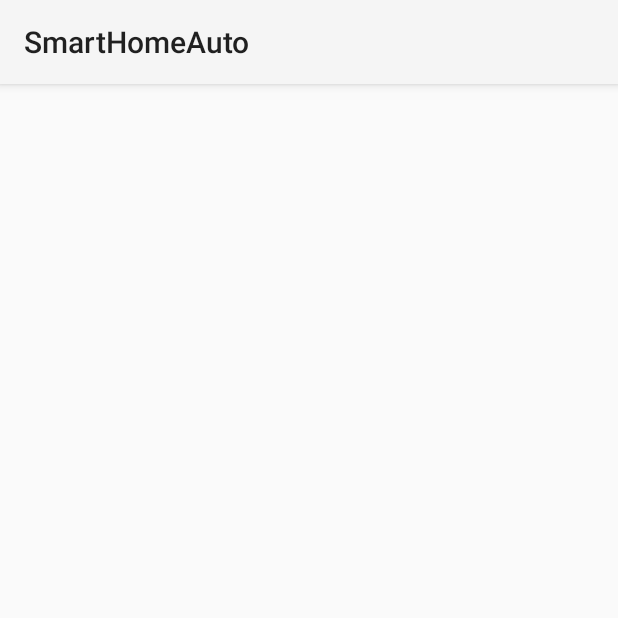
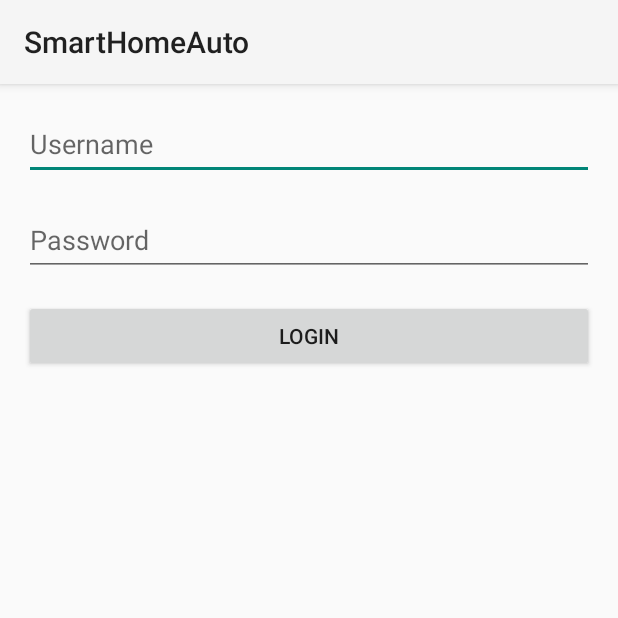
Before and after one commit to IvoPinela/ESP32-SmartHomeAuto, an Android app: the screen it shows after launch (MainActivity before the commit, LoginActivity after it), on a phone screen of 412 x 824 dp, the top half of it. Run offline under Robolectric (Android 15) with nearby library versions, the phone set to English and light mode, and no system bars; our stand-ins replace Room's generated code; libraries missing offline, so code that uses them is left out: org.mindrot.jbcrypt.

Commit message:
Insert a loggin method
Use of Hash 256  in login and make a database with user and devices

```diff
--- a/SmartHomeAuto/automotive/build.gradle.kts
+++ b/SmartHomeAuto/automotive/build.gradle.kts
@@ -49,4 +49,8 @@ dependencies {
     implementation (libs.org.eclipse.paho.client.mqttv3.v125)
     implementation (libs.org.eclipse.paho.android.service)
     annotationProcessor(libs.androidx.room.compiler)
+    implementation ("org.mindrot:jbcrypt:0.4")
+    implementation ("com.google.android.material:material:1.12.0")
+
+
 }
--- a/SmartHomeAuto/automotive/src/main/AndroidManifest.xml
+++ b/SmartHomeAuto/automotive/src/main/AndroidManifest.xml
@@ -8,6 +8,7 @@
         android:required="true" />
 
     <application
+        android:name=".MyApplication"
         android:allowBackup="true"
         android:appCategory="audio"
         android:icon="@mipmap/ic_launcher"
@@ -17,7 +18,7 @@
         android:theme="@style/Theme.AppCompat.Light">
 
 
-        <activity android:name=".MainActivity"
+        <activity android:name=".LoginActivity"
             android:exported="true">
             <intent-filter>
                 <action android:name="android.intent.action.MAIN" />
@@ -26,6 +27,9 @@
         </activity>
         <activity android:name=".LightsControlActivity" />
         <activity android:name=".GateControlActivity" />
+        <activity android:name=".UserActivity" />
+        <activity android:name=".AdminActivity" />
+
     </application>
 
 </manifest>
--- a/SmartHomeAuto/automotive/src/main/java/com/example/smarthomeauto/AppDatabase.java
+++ b/SmartHomeAuto/automotive/src/main/java/com/example/smarthomeauto/AppDatabase.java
@@ -5,10 +5,9 @@ import androidx.room.Room;
 import androidx.room.RoomDatabase;
 import android.content.Context;
 
-@Database(entities = {User.class, UserDevice.class, Device.class}, version = 1)
+@Database(entities = {User.class, Device.class}, version = 1)
 public abstract class AppDatabase extends RoomDatabase {
     public abstract UserDao userDao();
-    public abstract UserDeviceDao userDeviceDao();
     public abstract DeviceDao deviceDao();
 
     private static volatile AppDatabase INSTANCE;
--- /dev/null
+++ b/SmartHomeAuto/automotive/src/main/java/com/example/smarthomeauto/AppInitializer.java
@@ -0,0 +1,40 @@
+package com.example.smarthomeauto;
+
+import android.content.Context;
+import androidx.annotation.NonNull;
+import androidx.room.Room;
+import androidx.room.RoomDatabase;
+
+import org.mindrot.jbcrypt.BCrypt;
+
+import java.util.concurrent.Executors;
+
+public class AppInitializer {
+
+    public static void initializeDatabase(final Context context) {
+        final AppDatabase db = AppDatabase.getDatabase(context);
+
+        Executors.newSingleThreadExecutor().execute(new Runnable() {
+            @Override
+            public void run() {
+                UserDao userDao = db.userDao();
+
+                if (userDao.countUsersByUsername("admin") == 0) {
+                    User admin = new User();
+                    admin.username = "admin";
+                    admin.password = HashUtils.hashPassword("admin");
+                    admin.role = "admin";
+                    userDao.insert(admin);
+                }
+
+                if (userDao.countUsersByUsername("user") == 0) {
+                    User user = new User();
+                    user.username = "user";
+                    user.password = HashUtils.hashPassword("user");
+                    user.role = "user";
+                    userDao.insert(user);
+                }
+            }
+        });
+    }
+}
--- /dev/null
+++ b/SmartHomeAuto/automotive/src/main/java/com/example/smarthomeauto/HashUtils.java
@@ -0,0 +1,26 @@
+package com.example.smarthomeauto;
+
+import java.security.MessageDigest;
+import java.security.NoSuchAlgorithmException;
+
+public class HashUtils {
+
+    public static String hashPassword(String password) {
+        try {
+            MessageDigest digest = MessageDigest.getInstance("SHA-256");
+            byte[] hashedBytes = digest.digest(password.getBytes());
+            StringBuilder sb = new StringBuilder();
+            for (byte b : hashedBytes) {
+                sb.append(String.format("%02x", b));
+            }
+            return sb.toString();
+        } catch (NoSuchAlgorithmException e) {
+            throw new RuntimeException(e);
+        }
+    }
+
+    public static boolean checkPassword(String password, String storedHash) {
+        String hashedPassword = hashPassword(password);
+        return hashedPassword.equals(storedHash);
+    }
+}
--- /dev/null
+++ b/SmartHomeAuto/automotive/src/main/java/com/example/smarthomeauto/LoginActivity.java
@@ -0,0 +1,79 @@
+package com.example.smarthomeauto;
+
+import android.content.Intent;
+import android.os.Bundle;
+import android.util.Log;
+import android.view.View;
+import android.widget.Button;
+import android.widget.EditText;
+import androidx.appcompat.app.AppCompatActivity;
+
+import com.google.android.material.snackbar.Snackbar;
+
+import java.util.concurrent.ExecutorService;
+import java.util.concurrent.Executors;
+
+public class LoginActivity extends AppCompatActivity {
+
+    private AppDatabase db;
+    private ExecutorService executorService;
+
+    @Override
+    protected void onCreate(Bundle savedInstanceState) {
+        super.onCreate(savedInstanceState);
+        setContentView(R.layout.activity_login);
+
+        final EditText editTextUsername = findViewById(R.id.editTextUsername);
+        final EditText editTextPassword = findViewById(R.id.editTextPassword);
+        Button buttonLogin = findViewById(R.id.buttonLogin);
+
+        db = AppDatabase.getDatabase(this);
+        executorService = Executors.newSingleThreadExecutor();
+
+        buttonLogin.setOnClickListener(new View.OnClickListener() {
+            @Override
+            public void onClick(View v) {
+                final String username = editTextUsername.getText().toString();
+                final String password = editTextPassword.getText().toString();
+
+                executorService.execute(new Runnable() {
+                    @Override
+                    public void run() {
+
+                        User user = db.userDao().getUserByCredentials(username,HashUtils.hashPassword(password));
+
+                        if (user != null) {
+                            Log.d("login", "User found: " + user.username);
+                            Log.d("login", "User role: " + user.role);
+
+
+                                Log.d("login", "Password match successful");
+                                Intent intent;
+                                if ("admin".equals(user.role)) {
+                                    intent = new Intent(LoginActivity.this, AdminActivity.class);
+                                } else if ("user".equals(user.role)) {
+                                    intent = new Intent(LoginActivity.this, UserActivity.class);
+                                } else {
+                                    Log.d("login", "Unknown user role");
+                                    return;
+                                }
+                                startActivity(intent);
+                        } else {
+                            Log.d("login", "No user found with the given credentials");
+                            runOnUiThread(new Runnable() {
+                                @Override
+                                public void run() {
+                                    showSnackbar(v, "Invalid user or password");
+                                }
+                            });
+                        }
+                    }
+                });
+            }
+        });
+    }
+
+    private void showSnackbar(View view, String message) {
+        Snackbar.make(view, message, Snackbar.LENGTH_LONG).show();
+    }
+}
--- /dev/null
+++ b/SmartHomeAuto/automotive/src/main/java/com/example/smarthomeauto/MyApplication.java
@@ -0,0 +1,11 @@
+package com.example.smarthomeauto;
+
+import android.app.Application;
+
+public class MyApplication extends Application {
+    @Override
+    public void onCreate() {
+        super.onCreate();
+        AppInitializer.initializeDatabase(this);
+    }
+}
--- a/SmartHomeAuto/automotive/src/main/java/com/example/smarthomeauto/UserDao.java
+++ b/SmartHomeAuto/automotive/src/main/java/com/example/smarthomeauto/UserDao.java
@@ -11,4 +11,11 @@ public interface UserDao {
 
     @Insert
     void insert(User user);
+
+    @Query("SELECT COUNT(*) FROM users WHERE username = :username")
+    int countUsersByUsername(String username);
+
+    @Query("SELECT * FROM users WHERE username = :username AND password = :password")
+    User getUserByCredentials(String username, String password);
+
 }
--- /dev/null
+++ b/SmartHomeAuto/automotive/src/main/res/layout/activity_login.xml
@@ -0,0 +1,32 @@
+<?xml version="1.0" encoding="utf-8"?>
+<RelativeLayout xmlns:android="http://schemas.android.com/apk/res/android"
+    android:layout_width="match_parent"
+    android:layout_height="match_parent"
+    android:padding="16dp">
+
+    <EditText
+        android:id="@+id/editTextUsername"
+        android:layout_width="match_parent"
+        android:layout_height="wrap_content"
+        android:hint="Username"
+        android:inputType="text"
+        android:minHeight="48dp" />
+
+    <EditText
+        android:id="@+id/editTextPassword"
+        android:layout_width="match_parent"
+        android:layout_height="wrap_content"
+        android:layout_below="@id/editTextUsername"
+        android:layout_marginTop="16dp"
+        android:hint="Password"
+        android:inputType="textPassword"
+        android:minHeight="48dp" />
+
+    <Button
+        android:id="@+id/buttonLogin"
+        android:layout_width="match_parent"
+        android:layout_height="wrap_content"
+        android:text="Login"
+        android:layout_below="@id/editTextPassword"
+        android:layout_marginTop="16dp"/>
+</RelativeLayout>
```
Also changed, not shown: SmartHomeAuto/automotive/src/main/java/com/example/smarthomeauto/AdminActivity.java (added, +15 -0 lines), SmartHomeAuto/automotive/src/main/java/com/example/smarthomeauto/UserActivity.java (renamed from SmartHomeAuto/automotive/src/main/java/com/example/smarthomeauto/MainActivity.java, +4 -4 lines), SmartHomeAuto/automotive/src/main/java/com/example/smarthomeauto/UserDevice.java (deleted, +0 -29 lines), SmartHomeAuto/automotive/src/main/java/com/example/smarthomeauto/UserDeviceDao.java (deleted, +0 -32 lines), SmartHomeAuto/automotive/src/main/java/com/example/smarthomeauto/UserDeviceId.java (deleted, +0 -44 lines), SmartHomeAuto/automotive/src/main/res/layout/adminscreen.xml (added, +16 -0 lines), SmartHomeAuto/automotive/src/main/res/layout/userscreen.xml (renamed from SmartHomeAuto/automotive/src/main/res/layout/initialscreen.xml).
